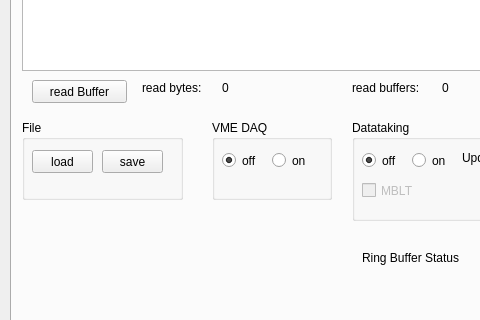
Above: mvmecontrol.ui from flueke/mvme before the change; both pictures show x 0 to 480 and y 216 to 536 of the 1048 by 750 pixel window. Below: the same form after it.
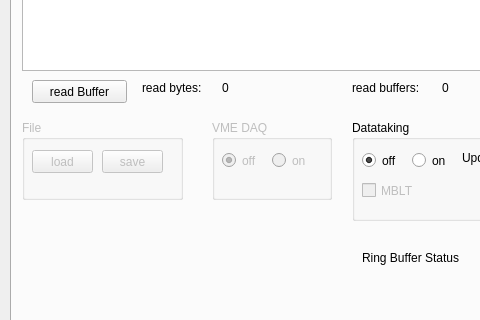
That is the form after the change. The open tabs and pages were chosen to show the change.

What changed in the file:
```diff
--- a/mvmecontrol.ui
+++ b/mvmecontrol.ui
@@ -1651,6 +1651,9 @@
      </property>
     </widget>
     <widget class="QGroupBox" name="groupBox_7">
+     <property name="enabled">
+      <bool>false</bool>
+     </property>
      <property name="geometry">
       <rect>
        <x>10</x>
@@ -1690,6 +1693,9 @@
      </widget>
     </widget>
     <widget class="QGroupBox" name="groupBox_8">
+     <property name="enabled">
+      <bool>false</bool>
+     </property>
      <property name="geometry">
       <rect>
        <x>200</x>
```
